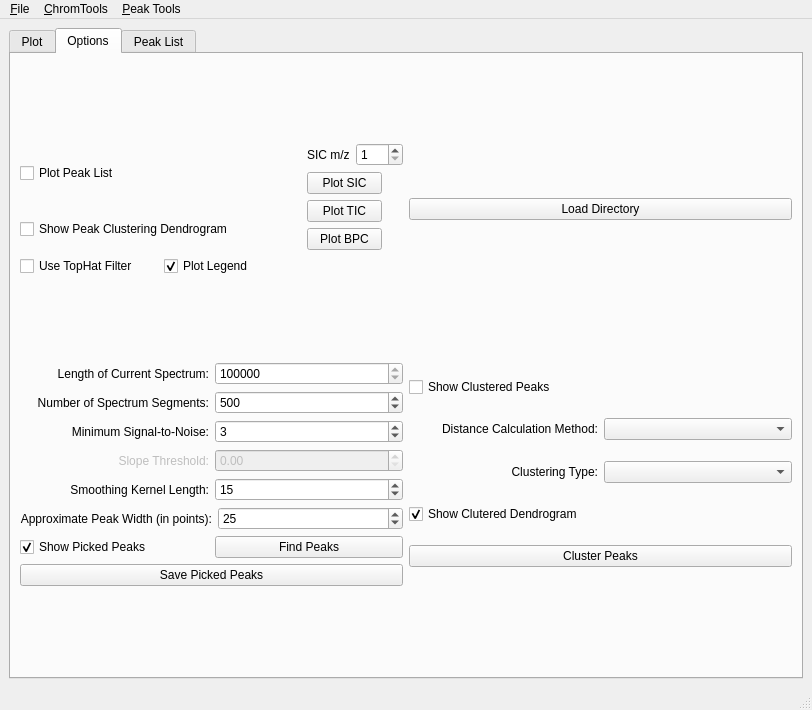
mfitzp/toolz, file GCAlign/iterate.ui: the form before one commit.
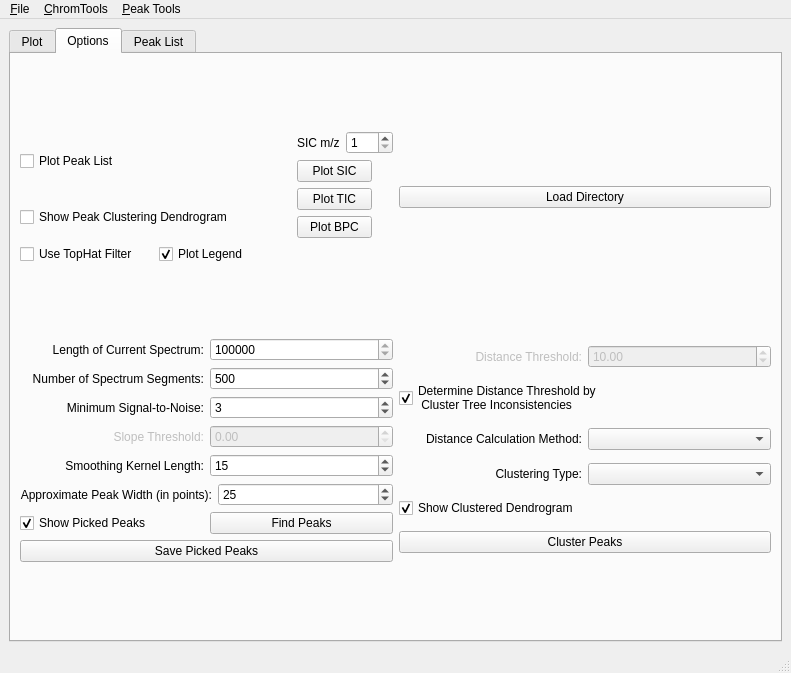
The form after the commit. The open tabs and pages were chosen to show the change. Icons and pictures are not drawn. Custom widgets are drawn as their Qt base class.

Patch:
```diff
--- a/GCAlign/iterate.ui
+++ b/GCAlign/iterate.ui
@@ -5,8 +5,8 @@
    <rect>
     <x>0</x>
     <y>0</y>
-    <width>812</width>
-    <height>710</height>
+    <width>791</width>
+    <height>673</height>
    </rect>
   </property>
   <property name="windowTitle" >
@@ -902,14 +902,7 @@
         </item>
         <item row="1" column="1" >
          <layout class="QGridLayout" >
-          <item row="0" column="0" >
-           <widget class="QCheckBox" name="plotClusterPeakCB" >
-            <property name="text" >
-             <string>Show Clustered Peaks</string>
-            </property>
-           </widget>
-          </item>
-          <item row="1" column="0" >
+          <item row="3" column="0" >
            <layout class="QHBoxLayout" >
             <item>
              <widget class="QLabel" name="label_16" >
@@ -926,7 +919,7 @@
             </item>
            </layout>
           </item>
-          <item row="2" column="0" >
+          <item row="4" column="0" >
            <layout class="QHBoxLayout" >
             <item>
              <widget class="QLabel" name="label_21" >
@@ -946,23 +939,67 @@
             </item>
            </layout>
           </item>
-          <item row="3" column="0" >
+          <item row="5" column="0" >
            <widget class="QCheckBox" name="showDendroCB" >
             <property name="text" >
-             <string>Show Clutered Dendrogram</string>
+             <string>Show Clustered Dendrogram</string>
             </property>
             <property name="checked" >
              <bool>true</bool>
             </property>
            </widget>
           </item>
-          <item row="4" column="0" >
+          <item row="6" column="0" >
            <widget class="QPushButton" name="clusterBtn" >
             <property name="text" >
              <string>Cluster Peaks</string>
             </property>
            </widget>
           </item>
+          <item row="1" column="0" >
+           <layout class="QHBoxLayout" >
+            <item>
+             <widget class="QLabel" name="distanceLabel" >
+              <property name="enabled" >
+               <bool>false</bool>
+              </property>
+              <property name="text" >
+               <string>Distance Threshold:</string>
+              </property>
+              <property name="alignment" >
+               <set>Qt::AlignRight|Qt::AlignTrailing|Qt::AlignVCenter</set>
+              </property>
+             </widget>
+            </item>
+            <item>
+             <widget class="QDoubleSpinBox" name="maxDistThreshSB" >
+              <property name="enabled" >
+               <bool>false</bool>
+              </property>
+              <property name="minimum" >
+               <double>0.010000000000000</double>
+              </property>
+              <property name="value" >
+               <double>10.000000000000000</double>
+              </property>
+             </widget>
+            </item>
+           </layout>
+          </item>
+          <item row="2" column="0" >
+           <widget class="QCheckBox" name="calcThreshCB" >
+            <property name="layoutDirection" >
+             <enum>Qt::LeftToRight</enum>
+            </property>
+            <property name="text" >
+             <string>Determine Distance Threshold by
+ Cluster Tree Inconsistencies</string>
+            </property>
+            <property name="checked" >
+             <bool>true</bool>
+            </property>
+           </widget>
+          </item>
          </layout>
         </item>
        </layout>
@@ -1047,7 +1084,7 @@
     <rect>
      <x>0</x>
      <y>0</y>
-     <width>812</width>
+     <width>791</width>
      <height>21</height>
     </rect>
    </property>
```
Left out of the diff: 2 changed lines with no effect on the pictures.
